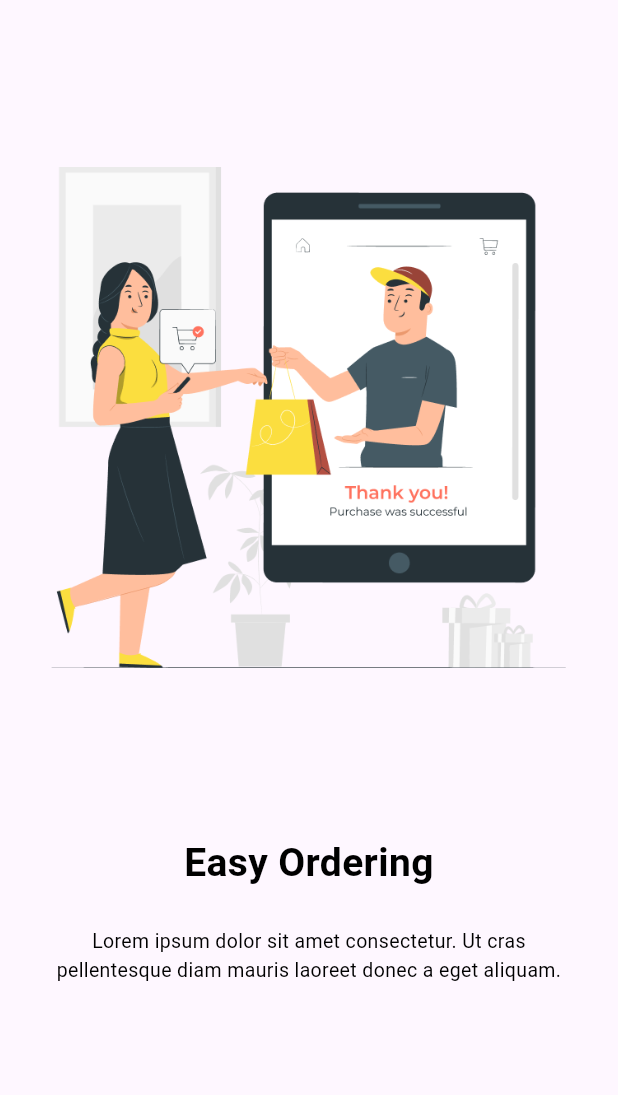
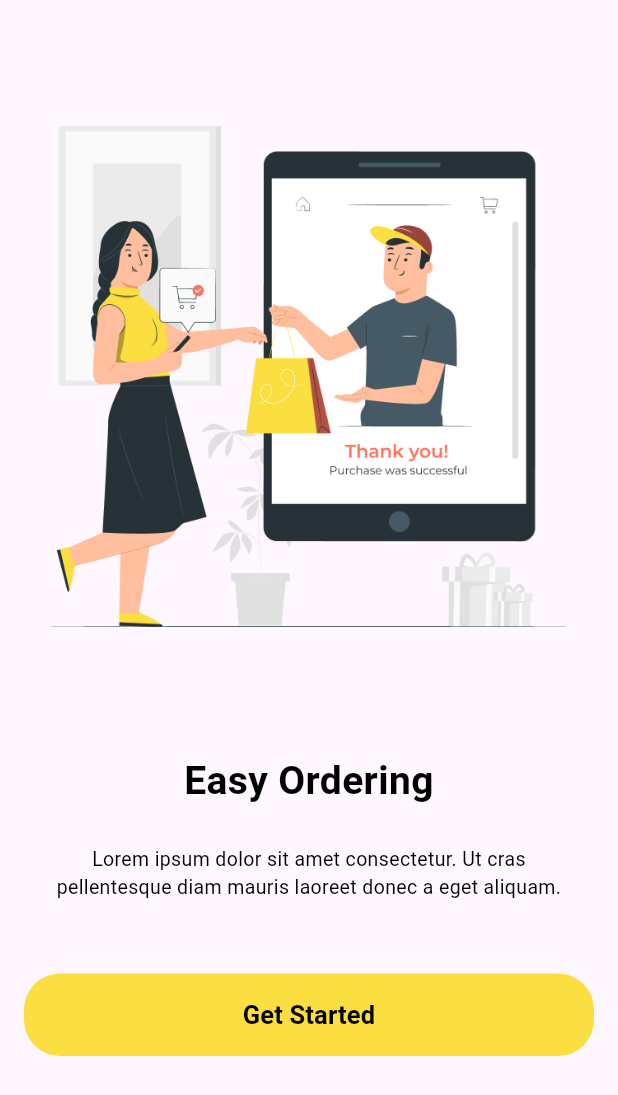
Before and after one commit to SamedHrmn/food-delivery-flutter, a Flutter app: the screen it shows after launch, swiped to page 4, on a phone screen of 412 x 824 dp. Shown: the top 1095 px of the screen. Run offline on Flutter 3.47's test engine with Material 3 defaults, Android fonts, the phone set to English and light mode, and no system bars; our stand-ins replace flutter_native_splash; Roboto replaces fonts that are missing (Poppins).

Commit message:
splash indicator and get started button add

```diff
--- a/lib/feature/splash/splash_page.dart
+++ b/lib/feature/splash/splash_page.dart
@@ -1,6 +1,8 @@
 import 'package:flutter/material.dart';
 import 'package:food_delivery_flutter/feature/splash/splash_page_mixin.dart';
+import 'package:food_delivery_flutter/project/widget/food_delivery_button.dart';
 import 'package:food_delivery_flutter/project/widget/food_delivery_text.dart';
+import 'package:food_delivery_flutter/project/widget/splash_indicator.dart';
 
 class SplashPage extends StatefulWidget {
   const SplashPage({super.key});
@@ -12,14 +14,46 @@ class SplashPage extends StatefulWidget {
 class _SplashPageState extends State<SplashPage> with SplashPageMixin {
   @override
   Widget build(BuildContext context) {
-    return PageView.builder(
+    return Column(
+      children: [
+        Expanded(
+          child: PageView.builder(
             controller: pageController,
+            onPageChanged: updatePageViewIndex,
             itemCount: splashContents.length,
             itemBuilder: (context, index) => SplashContent(
               imPath: splashContents[index].imPath,
               header: splashContents[index].header,
               text: splashContents[index].text,
             ),
+          ),
+        ),
+        Padding(
+          padding: const EdgeInsets.only(bottom: 120, top: 48),
+          child: AnimatedSize(
+            duration: const Duration(milliseconds: 100),
+            child: AnimatedSwitcher(
+              duration: const Duration(milliseconds: 400),
+              switchOutCurve: Curves.easeOut,
+              switchInCurve: Curves.easeIn,
+              child: pageViewIndex != splashContents.length - 1
+                  ? Row(
+                      mainAxisAlignment: MainAxisAlignment.center,
+                      children: [
+                        for (int i = 0; i < splashContents.length; i++) ...{
+                          SplashIndicator(currentPageIndex: pageViewIndex, itemIndex: i),
+                        }
+                      ],
+                    )
+                  : FoodDeliveryButton(
+                      text: 'Get Started',
+                      onPressed: () {},
+                      padding: const EdgeInsets.symmetric(horizontal: 16),
+                    ),
+            ),
+          ),
+        ),
+      ],
     );
   }
 }
@@ -55,7 +89,6 @@ class SplashContent extends StatelessWidget {
             size: 13,
             fontWeight: FontWeight.w400,
           ),
-          const SizedBox(height: 168),
         ],
       ),
     );
--- a/lib/feature/splash/splash_page_mixin.dart
+++ b/lib/feature/splash/splash_page_mixin.dart
@@ -4,6 +4,14 @@ import 'package:gen/gen.dart';
 
 mixin SplashPageMixin on State<SplashPage> {
   final pageController = PageController();
+  int pageViewIndex = 0;
+
+  void updatePageViewIndex(int i) {
+    setState(() {
+      pageViewIndex = i;
+    });
+  }
+
   final splashContents = [
     SplashContent(
       imPath: Assets.images.onboarding1.path,
--- /dev/null
+++ b/lib/project/widget/food_delivery_button.dart
@@ -0,0 +1,29 @@
+import 'package:flutter/material.dart';
+import 'package:food_delivery_flutter/project/widget/food_delivery_text.dart';
+import 'package:gen/gen.dart';
+
+class FoodDeliveryButton extends StatelessWidget {
+  const FoodDeliveryButton({super.key, required this.text, required this.onPressed, this.padding});
+
+  final String text;
+  final VoidCallback onPressed;
+  final EdgeInsets? padding;
+
+  @override
+  Widget build(BuildContext context) {
+    return Padding(
+      padding: padding ?? EdgeInsets.zero,
+      child: TextButton(
+        onPressed: onPressed,
+        style: TextButton.styleFrom(
+          backgroundColor: FoodDeliveryColors.yellow1,
+          minimumSize: const Size.fromHeight(55),
+          shape: RoundedRectangleBorder(
+            borderRadius: BorderRadius.circular(24),
+          ),
+        ),
+        child: TextFoodDelivery(text: text, size: 17),
+      ),
+    );
+  }
+}
```
Also changed, not shown: lib/feature/home/home_view.dart (added, +19 -0 lines), lib/project/widget/splash_indicator.dart (added, +23 -0 lines). Lines whose indentation alone changed are shown as unchanged.
